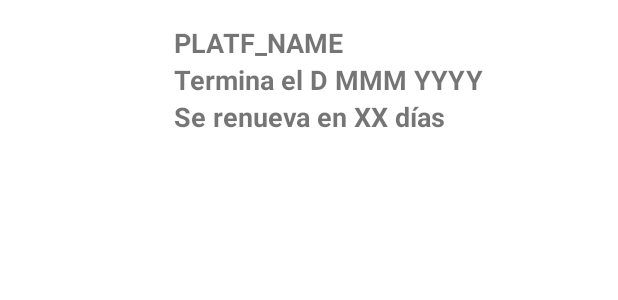
After one commit to JulianOjea/Subsify, an Android app: the layout card_layout.xml on its own in the app's theme, with its tools: preview values and no code run, on a phone screen of 412 x 824 dp. The commit adds this screen. Shown: the top 300 px of the screen. Run offline under Robolectric (Android 15) with nearby library versions, the phone set to English and light mode, and no system bars.

Commit message:
Add basic app functionality

```diff
--- a/mobile/app/src/main/java/com/example/subsify/Util/ApiResponse.java
+++ b/mobile/app/src/main/java/com/example/subsify/Util/ApiResponse.java
@@ -1,10 +1,10 @@
 package com.example.subsify.Util;
 import java.util.List;
 
-public class ApiResponse {
+public class ApiResponse<T> {
     private int code;
     private String message;
-    private List<Object> data;
+    private List<T> data;
 
     public int getCode() {
         return code;
@@ -14,7 +14,7 @@ public class ApiResponse {
         return message;
     }
 
-    public List<Object> getData() {
+    public List<T> getData() {
         return data;
     }
 }
--- /dev/null
+++ b/mobile/app/src/main/res/layout/card_layout.xml
@@ -0,0 +1,45 @@
+<?xml version="1.0" encoding="utf-8"?>
+<LinearLayout
+    xmlns:android="http://schemas.android.com/apk/res/android"
+    android:layout_width="match_parent"
+    android:layout_height="wrap_content"
+    android:orientation="horizontal"
+    android:padding="16dp">
+
+    <ImageView
+        android:id="@+id/platf_image"
+        android:layout_width="100dp"
+        android:layout_height="100dp"
+        android:scaleType="centerCrop" />
+
+    <LinearLayout
+        android:layout_width="0dp"
+        android:layout_height="wrap_content"
+        android:layout_weight="1"
+        android:orientation="vertical">
+
+        <TextView
+            android:id="@+id/platf_name"
+            android:layout_width="match_parent"
+            android:layout_height="wrap_content"
+            android:textSize="18sp"
+            android:textStyle="bold"
+            android:text="PLATF_NAME" />
+
+        <TextView
+            android:id="@+id/sub_lapse_end"
+            android:layout_width="match_parent"
+            android:layout_height="wrap_content"
+            android:textSize="18sp"
+            android:textStyle="bold"
+            android:text="Termina el D MMM YYYY" />
+
+        <TextView
+            android:id="@+id/renew_days"
+            android:layout_width="match_parent"
+            android:layout_height="wrap_content"
+            android:textSize="18sp"
+            android:textStyle="bold"
+            android:text="Se renueva en XX días" />
+    </LinearLayout>
+</LinearLayout>
```
Also changed, not shown: mobile/app/src/main/java/com/example/subsify/Activities/HomeViewAdapter.java (added, +86 -0 lines), mobile/app/src/main/java/com/example/subsify/Activities/UserHomeActivity.java (+11 -10 lines), mobile/app/src/main/java/com/example/subsify/Util/ApiRequestCallable.java (+13 -6 lines), mobile/app/src/main/java/com/example/subsify/Util/SubscriptionRow.java (+53 -1 lines), mobile/app/src/main/res/layout/activity_user_home.xml (+5 -9 lines).
